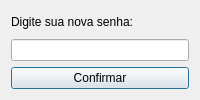
Above: telas/dialog/troca_senha.ui from Barbiero-Ana/petshop-pyQt before the change. Below: the same form after it.
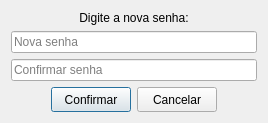
That is the form after the change.

Diff of the .ui file:
```diff
--- a/telas/dialog/troca_senha.ui
+++ b/telas/dialog/troca_senha.ui
@@ -9,24 +9,92 @@
    <item>
     <widget class="QLabel" name="label">
      <property name="text">
-      <string>Digite sua nova senha:</string>
+      <string>Digite a nova senha:</string>
+     </property>
+     <property name="alignment">
+      <set>AlignCenter</set>
+     </property>
+     <property name="wordWrap">
+      <bool>true</bool>
      </property>
     </widget>
    </item>
    <item>
     <widget class="QLineEdit" name="lineEditNovaSenha">
      <property name="echoMode">
-      <enum>QLineEdit.Password</enum>
+      <enum>QLineEdit::Password</enum>
      </property>
+     <property name="placeholderText">
+      <string>Nova senha</string>
+     </property>
     </widget>
    </item>
    <item>
-    <widget class="QPushButton" name="btnConfirmar">
-     <property name="text">
-      <string>Confirmar</string>
+    <widget class="QLineEdit" name="lineEditConfirmaSenha">
+     <property name="echoMode">
+      <enum>QLineEdit::Password</enum>
      </property>
+     <property name="placeholderText">
+      <string>Confirmar senha</string>
+     </property>
     </widget>
    </item>
+   <item>
+    <layout class="QHBoxLayout" name="horizontalLayoutButtons">
+     <item>
+      <spacer name="horizontalSpacerLeft">
+       <property name="orientation">
+        <enum>Qt::Horizontal</enum>
+       </property>
+       <property name="sizeHint" stdset="0">
+        <size>
+         <width>40</width>
+         <height>20</height>
+        </size>
+       </property>
+      </spacer>
+     </item>
+     <item>
+      <widget class="QPushButton" name="btnConfirmar">
+       <property name="text">
+        <string>Confirmar</string>
+       </property>
+       <property name="minimumSize">
+        <size>
+         <width>80</width>
+         <height>25</height>
+        </size>
+       </property>
+      </widget>
+     </item>
+     <item>
+      <widget class="QPushButton" name="btnCancelar">
+       <property name="text">
+        <string>Cancelar</string>
+       </property>
+       <property name="minimumSize">
+        <size>
+         <width>80</width>
+         <height>25</height>
+        </size>
+       </property>
+      </widget>
+     </item>
+     <item>
+      <spacer name="horizontalSpacerRight">
+       <property name="orientation">
+        <enum>Qt::Horizontal</enum>
+       </property>
+       <property name="sizeHint" stdset="0">
+        <size>
+         <width>40</width>
+         <height>20</height>
+        </size>
+       </property>
+      </spacer>
+     </item>
+    </layout>
+   </item>
   </layout>
  </widget>
  <resources/>
```
Left out of the diff: 4 changed lines with no effect on the pictures.
